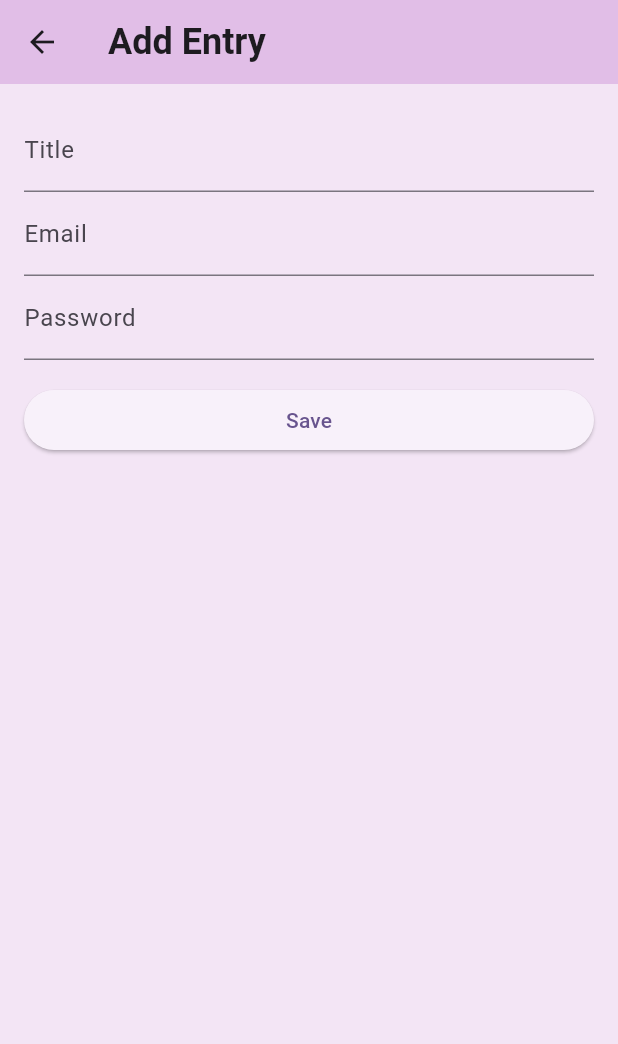
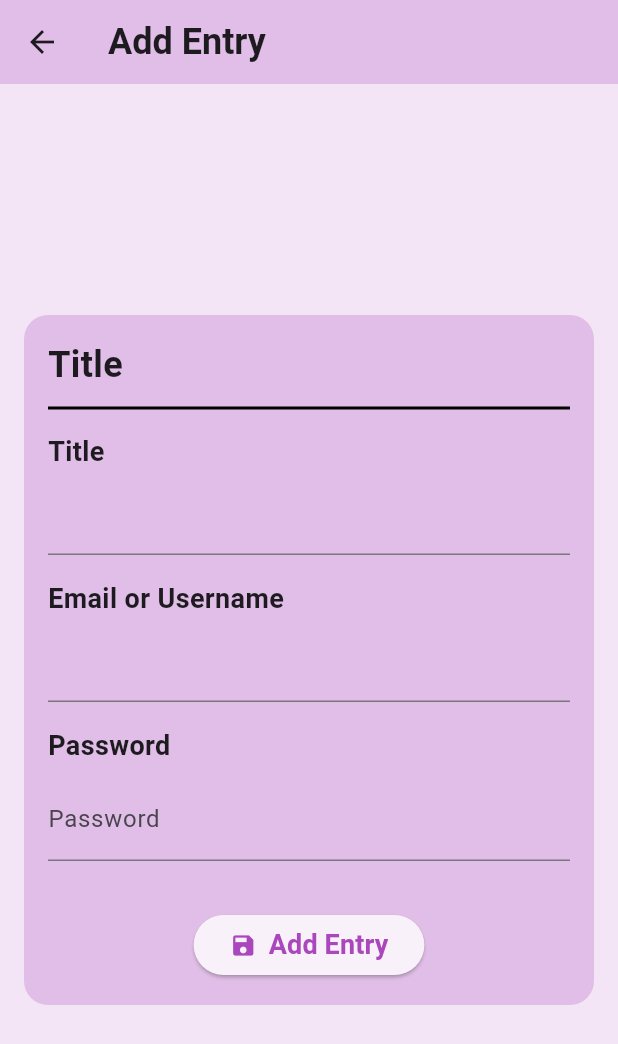
Before and after one commit to Mrityunjayyshukla/passcode_manager, a Flutter app: the screen it shows after launch, after a tap on the "add" icon, on a phone screen of 412 x 824 dp. Shown: the top 1044 px of the screen. Run offline on Flutter 3.47's test engine with Material 3 defaults, Android fonts, the phone set to English and light mode, and no system bars; our stand-ins replace shared_preferences.

Commit message:
layout of the addpage

```diff
--- a/lib/add_entry.dart
+++ b/lib/add_entry.dart
@@ -35,24 +35,70 @@ class _AddEntryState extends State<AddEntry> {
       // Body
       body: Padding(
         padding: const EdgeInsets.all(16),
+        child: Center(
+          child: Container(
+            decoration: BoxDecoration(
+              color: Colors.purple[100],
+              borderRadius: BorderRadius.circular(16),
+            ),
+            padding: const EdgeInsets.all(16),
             child: Column(
-          crossAxisAlignment: CrossAxisAlignment.stretch,
+              mainAxisSize: MainAxisSize.min,
+              crossAxisAlignment: CrossAxisAlignment.start,
               children: [
+                const Text(
+                  "Title",
+                  style: TextStyle(
+                    fontSize: 24,
+                    fontWeight: FontWeight.bold,
+                  ),
+                ),
+                const SizedBox(height: 4),
+                const Divider(
+                  thickness: 2,
+                  color: Colors.black,
+                ),
+                const SizedBox(height: 8),
+                const Text(
+                  "Title",
+                  style: TextStyle(
+                    fontSize: 18,
+                    fontWeight: FontWeight.bold,
+                  ),
+                ),
+                const SizedBox(height: 8),
                 TextField(
                   controller: titleController,
-              decoration: const InputDecoration(labelText: 'Title'),
                 ),
+                const SizedBox(height: 16),
+                const Text(
+                  "Email or Username",
+                  style: TextStyle(
+                    fontSize: 18,
+                    fontWeight: FontWeight.bold,
+                  ),
+                ),
+                const SizedBox(height: 8),
                 TextField(
                   controller: emailController,
-              decoration: const InputDecoration(labelText: 'Email'),
                 ),
+                const SizedBox(height: 16),
+                const Text(
+                  "Password",
+                  style: TextStyle(
+                    fontSize: 18,
+                    fontWeight: FontWeight.bold,
+                  ),
+                ),
+                const SizedBox(height: 8),
                 TextField(
                   controller: passwordController,
                   obscureText: true,
-              decoration: const InputDecoration(labelText: 'Password'),
+                  decoration: const InputDecoration(labelText: "Password"),
                 ),
-            const SizedBox(height: 16),
-            ElevatedButton(
+                const SizedBox(height: 32),
+                Center(
+                  child: ElevatedButton(
                     onPressed: (){
                       // Get the details from the text controllers
                       Map<String, String> newRecord = {
@@ -68,11 +114,69 @@ class _AddEntryState extends State<AddEntry> {
                       // Navigate back to list page
                       Navigator.pop(context);
                     },
-              child: const Text("Save"),
+                    child: Row(
+                      mainAxisSize: MainAxisSize.min,
+                      mainAxisAlignment: MainAxisAlignment.center,
+                      children: [
+                        Icon(Icons.save, color: Colors.purple[400],),
+                        const SizedBox(width: 8),
+                        Text(
+                          "Add Entry",
+                          style: TextStyle(
+                            color: Colors.purple[400],
+                            fontSize: 18,
+                            fontWeight: FontWeight.bold,
+                          ),
+                        ),
+                      ],
+                    ),
+                  ),
                 )
               ],
             ),
           ),
+        ),
+      ),
+      // body: Padding(
+      //   padding: const EdgeInsets.all(16),
+      //   child: Column(
+      //     crossAxisAlignment: CrossAxisAlignment.stretch,
+      //     children: [
+      //       TextField(
+      //         controller: titleController,
+      //         decoration: const InputDecoration(labelText: 'Title'),
+      //       ),
+      //       TextField(
+      //         controller: emailController,
+      //         decoration: const InputDecoration(labelText: 'Email'),
+      //       ),
+      //       TextField(
+      //         controller: passwordController,
+      //         obscureText: true,
+      //         decoration: const InputDecoration(labelText: 'Password'),
+      //       ),
+      //       const SizedBox(height: 16),
+      //       ElevatedButton(
+      //         onPressed: (){
+      //           // Get the details from the text controllers
+      //           Map<String, String> newRecord = {
+      //             'Title': titleController.text,
+      //             'Email': emailController.text,
+      //             'Password': passwordController.text,
+      //           };
+
+      //           // Trigger the callback to add the new
+      //           // record on the ListPage
+      //           widget.onAdd(newRecord);
+
+      //           // Navigate back to list page
+      //           Navigator.pop(context);
+      //         },
+      //         child: const Text("Save"),
+      //       )
+      //     ],
+      //   ),
+      // ),
     );
   }
 }
```
Lines whose indentation alone changed are shown as unchanged.
